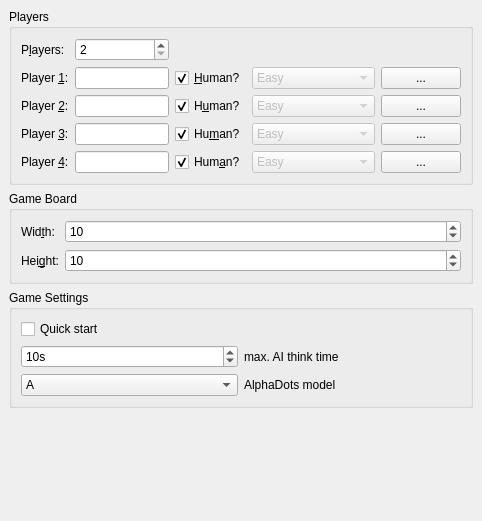
Qt form src/newgamewidget.ui (ofenrohr/ksquares) before a commit.
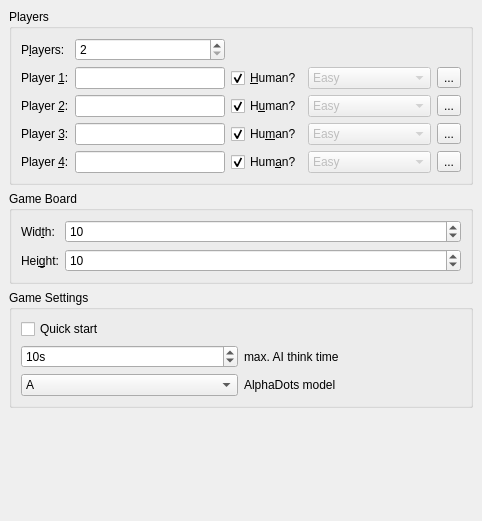
The same form after that commit. Icons and pictures are not drawn.

Commit message: mcts ai config done

What changed in the file:
```diff
--- a/src/newgamewidget.ui
+++ b/src/newgamewidget.ui
@@ -76,19 +76,6 @@
         </property>
        </widget>
       </item>
-      <item row="0" column="2" colspan="2">
-       <spacer name="horizontalSpacer">
-        <property name="orientation">
-         <enum>Qt::Horizontal</enum>
-        </property>
-        <property name="sizeHint" stdset="0">
-         <size>
-          <width>154</width>
-          <height>20</height>
-         </size>
-        </property>
-       </spacer>
-      </item>
       <item row="1" column="0">
        <widget class="QLabel" name="labelPlayer1Name">
         <property name="whatsThis">
@@ -572,44 +559,8 @@
         </item>
        </widget>
       </item>
-      <item row="1" column="4">
-       <widget class="QPushButton" name="playerOneAiConfig">
-        <property name="enabled">
-         <bool>true</bool>
-        </property>
-        <property name="sizePolicy">
-         <sizepolicy hsizetype="Minimum" vsizetype="Minimum">
-          <horstretch>0</horstretch>
-          <verstretch>0</verstretch>
-         </sizepolicy>
-        </property>
-        <property name="text">
-         <string>...</string>
-        </property>
-       </widget>
-      </item>
-      <item row="2" column="4">
-       <widget class="QPushButton" name="playerTwoAiConfig">
-        <property name="enabled">
-         <bool>true</bool>
-        </property>
-        <property name="text">
-         <string>...</string>
-        </property>
-       </widget>
-      </item>
-      <item row="3" column="4">
-       <widget class="QPushButton" name="playerThreeAiConfig">
-        <property name="enabled">
-         <bool>true</bool>
-        </property>
-        <property name="text">
-         <string>...</string>
-        </property>
-       </widget>
-      </item>
       <item row="4" column="4">
-       <widget class="QPushButton" name="playerFourAiConfig">
+       <widget class="QToolButton" name="playerFourAiConfig">
         <property name="enabled">
          <bool>true</bool>
         </property>
@@ -618,6 +569,70 @@
         </property>
        </widget>
       </item>
+      <item row="3" column="4">
+       <widget class="QToolButton" name="playerThreeAiConfig">
+        <property name="enabled">
+         <bool>true</bool>
+        </property>
+        <property name="text">
+         <string>...</string>
+        </property>
+        <property name="icon">
+         <iconset theme="configure"/>
+        </property>
+       </widget>
+      </item>
+      <item row="2" column="4">
+       <widget class="QToolButton" name="playerTwoAiConfig">
+        <property name="enabled">
+         <bool>true</bool>
+        </property>
+        <property name="text">
+         <string>...</string>
+        </property>
+        <property name="icon">
+         <iconset theme="configure"/>
+        </property>
+       </widget>
+      </item>
+      <item row="1" column="4">
+       <widget class="QToolButton" name="playerOneAiConfig">
+        <property name="enabled">
+         <bool>true</bool>
+        </property>
+        <property name="sizePolicy">
+         <sizepolicy hsizetype="Fixed" vsizetype="Fixed">
+          <horstretch>0</horstretch>
+          <verstretch>0</verstretch>
+         </sizepolicy>
+        </property>
+        <property name="minimumSize">
+         <size>
+          <width>0</width>
+          <height>0</height>
+         </size>
+        </property>
+        <property name="text">
+         <string>...</string>
+        </property>
+        <property name="icon">
+         <iconset theme="configure"/>
+        </property>
+       </widget>
+      </item>
+      <item row="0" column="2" colspan="3">
+       <spacer name="horizontalSpacer">
+        <property name="orientation">
+         <enum>Qt::Horizontal</enum>
+        </property>
+        <property name="sizeHint" stdset="0">
+         <size>
+          <width>154</width>
+          <height>20</height>
+         </size>
+        </property>
+       </spacer>
+      </item>
      </layout>
     </widget>
    </item>
```
Left out of the diff: 3 changed lines with no effect on the pictures. The commit also changes 3 other files.
